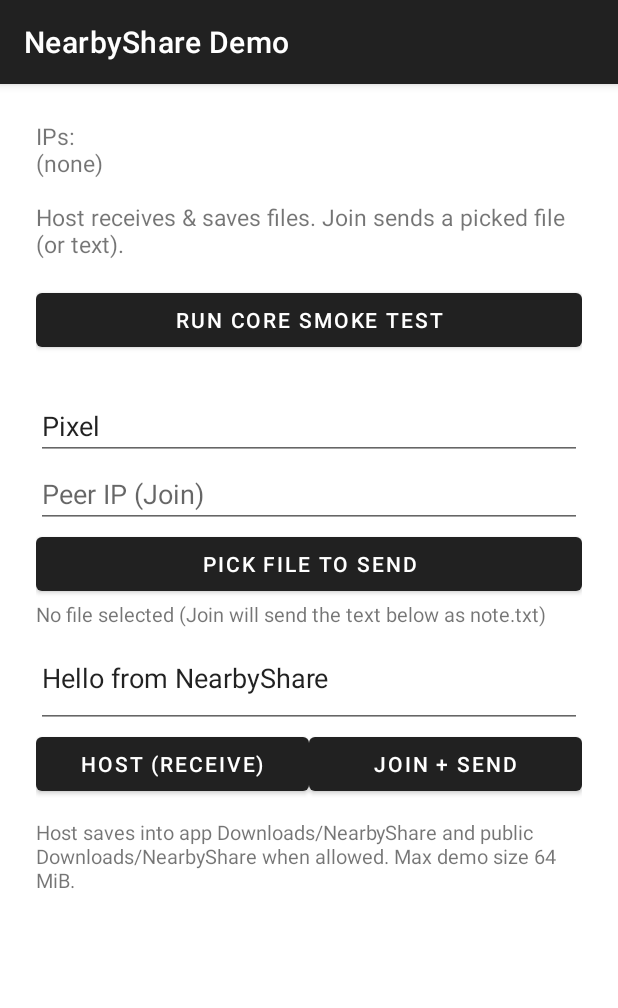
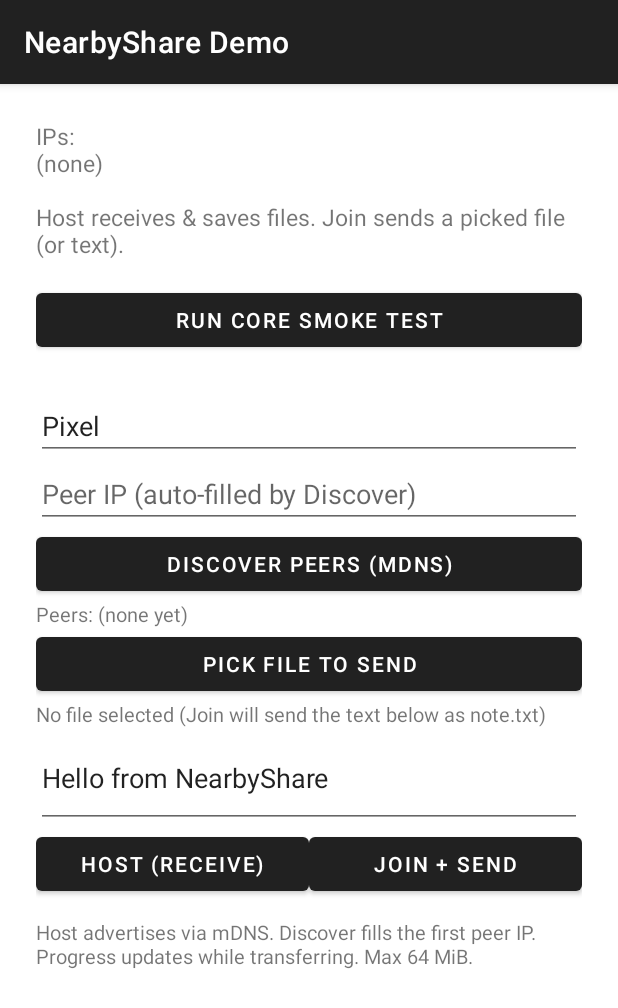
Before and after one commit to R-6167/NearbyShare, an Android app: the screen it shows after launch (MainActivity), on a phone screen of 412 x 824 dp. Shown: the top 1008 px of the screen. Run offline under Robolectric (Android 15) with nearby library versions, the phone set to English and light mode, and no system bars.

Commit message:
UI: discover peers button and peer list

```diff
--- a/android/app/src/main/res/layout/activity_main.xml
+++ b/android/app/src/main/res/layout/activity_main.xml
@@ -38,8 +38,22 @@
             android:id="@+id/hostInput"
             android:layout_width="match_parent"
             android:layout_height="wrap_content"
-            android:hint="Peer IP (Join)"
+            android:hint="Peer IP (auto-filled by Discover)"
             android:inputType="text" />
+
+        <Button
+            android:id="@+id/discoverButton"
+            android:layout_width="match_parent"
+            android:layout_height="wrap_content"
+            android:text="Discover peers (mDNS)" />
+
+        <TextView
+            android:id="@+id/peersText"
+            android:layout_width="match_parent"
+            android:layout_height="wrap_content"
+            android:text="Peers: (none yet)"
+            android:textIsSelectable="true"
+            android:textSize="13sp" />
 
         <Button
             android:id="@+id/pickFileButton"
@@ -87,7 +101,7 @@
             android:layout_width="match_parent"
             android:layout_height="wrap_content"
             android:layout_marginTop="12dp"
-            android:text="Host saves into app Downloads/NearbyShare and public Downloads/NearbyShare when allowed. Max demo size 64 MiB."
+            android:text="Host advertises via mDNS. Discover fills the first peer IP. Progress updates while transferring. Max 64 MiB."
             android:textSize="13sp" />
     </LinearLayout>
 </ScrollView>
```
